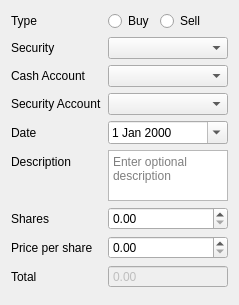
This is src/views/ui_files/dialogs/security_transaction_dialog.ui in JakubFranek/Kapytal as Qt 5 draws it before an edit. The edited form follows.
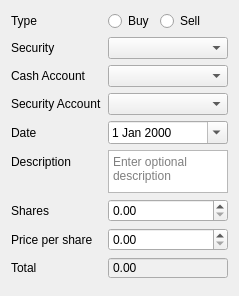
This is the edited form.

Patch:
```diff
--- a/src/views/ui_files/dialogs/security_transaction_dialog.ui
+++ b/src/views/ui_files/dialogs/security_transaction_dialog.ui
@@ -10,7 +10,7 @@
     <x>0</x>
     <y>0</y>
     <width>239</width>
-    <height>305</height>
+    <height>296</height>
    </rect>
   </property>
   <property name="sizePolicy">
@@ -174,7 +174,11 @@
       </widget>
      </item>
      <item row="6" column="1">
-      <widget class="QDoubleSpinBox" name="sharesDoubleSpinBox"/>
+      <widget class="QDoubleSpinBox" name="sharesDoubleSpinBox">
+       <property name="maximum">
+        <double>10000000000000000.000000000000000</double>
+       </property>
+      </widget>
      </item>
      <item row="7" column="0">
       <widget class="QLabel" name="priceLabel">
@@ -203,16 +207,6 @@
        </property>
       </widget>
      </item>
-     <item row="8" column="1">
-      <widget class="QDoubleSpinBox" name="totalDoubleSpinBox">
-       <property name="enabled">
-        <bool>false</bool>
-       </property>
-       <property name="buttonSymbols">
-        <enum>QAbstractSpinBox::NoButtons</enum>
-       </property>
-      </widget>
-     </item>
      <item row="5" column="1">
       <widget class="QPlainTextEdit" name="descriptionPlainTextEdit">
        <property name="sizePolicy">
@@ -235,6 +229,25 @@
        </property>
       </widget>
      </item>
+     <item row="8" column="1">
+      <widget class="QDoubleSpinBox" name="totalDoubleSpinBox">
+       <property name="enabled">
+        <bool>true</bool>
+       </property>
+       <property name="styleSheet">
+        <string notr="true">background-color:rgb(240,240,240);</string>
+       </property>
+       <property name="readOnly">
+        <bool>true</bool>
+       </property>
+       <property name="buttonSymbols">
+        <enum>QAbstractSpinBox::NoButtons</enum>
+       </property>
+       <property name="maximum">
+        <double>10000000000000000.000000000000000</double>
+       </property>
+      </widget>
+     </item>
     </layout>
    </item>
    <item>
```
